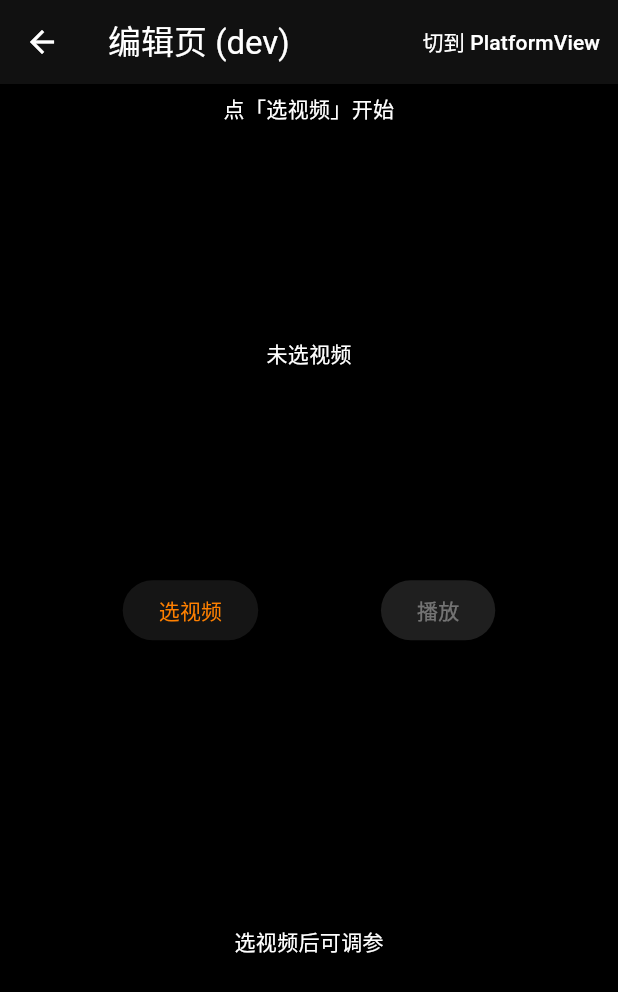
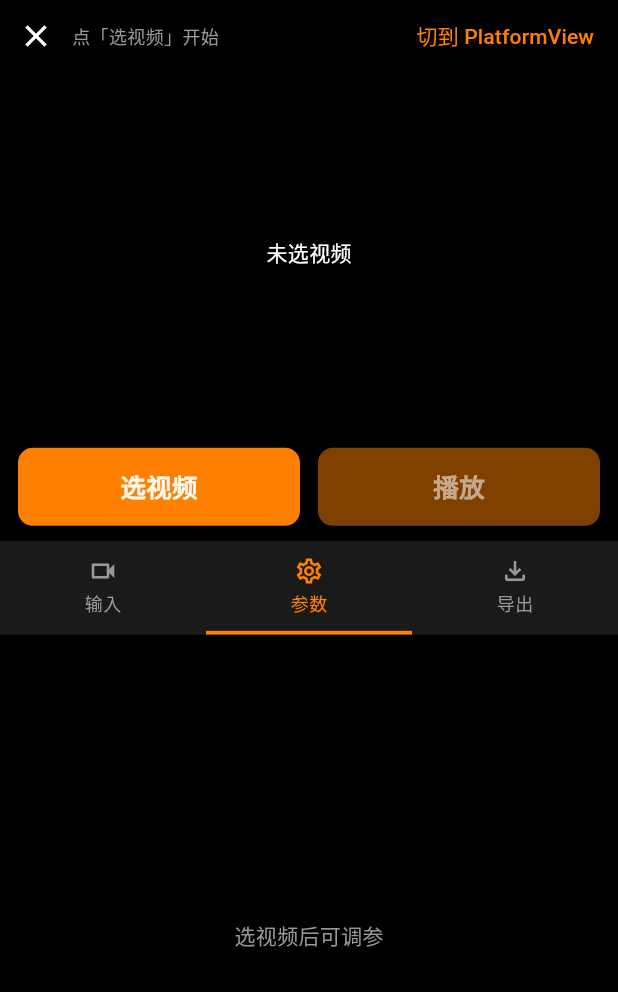
Before and after one commit to guodongmei-rc/Runcam_GF, a Flutter app: the PreviewPage screen opened directly, on a phone screen of 412 x 824 dp. Shown: the top 992 px of the screen. Run offline on Flutter 3.47's test engine with Material 3 defaults, Android fonts, the phone set to English and light mode, and no system bars.

Commit message:
feat(edit): native page chrome (X close + big orange buttons + 输入/参数/导出 tabs)
对齐原生 gyroflow 编辑页布局:去 Material AppBar,改全屏深色 + 关闭按钮,
两个大号橙按钮,底部 输入/参数/导出 Tab(橙下划线)。参数 Tab = Stabilize 面板,
输入/导出为后续切片占位。

Co-Authored-By: Claude Opus 4.8 (1M context) <noreply@anthropic.com>

```diff
--- a/example/lib/edit/gyro_widgets.dart
+++ b/example/lib/edit/gyro_widgets.dart
@@ -146,6 +146,89 @@ class GyroDropdown extends StatelessWidget {
   }
 }
 
+/// 原生同款大号橙色按钮(暂停 / 开启防抖 那种,全宽、半透明白字)。
+class GyroBigButton extends StatelessWidget {
+  const GyroBigButton(
+      {super.key, required this.label, required this.onPressed});
+  final String label;
+  final VoidCallback? onPressed;
+
+  @override
+  Widget build(BuildContext context) {
+    final enabled = onPressed != null;
+    return SizedBox(
+      height: 52,
+      child: Material(
+        color: enabled ? GfColors.accent : GfColors.accent.withValues(alpha: 0.5),
+        borderRadius: BorderRadius.circular(10),
+        child: InkWell(
+          borderRadius: BorderRadius.circular(10),
+          onTap: onPressed,
+          child: Center(
+            child: Text(label,
+                style: TextStyle(
+                    color: Colors.white.withValues(alpha: enabled ? 0.95 : 0.55),
+                    fontSize: 17,
+                    fontWeight: FontWeight.w600)),
+          ),
+        ),
+      ),
+    );
+  }
+}
+
+/// 原生同款底部 Tab(输入 / 参数 / 导出),选中=橙色 + 下划线。
+class GyroTabBar extends StatelessWidget {
+  const GyroTabBar(
+      {super.key, required this.index, required this.onChanged, required this.tabs});
+  final int index;
+  final ValueChanged<int> onChanged;
+  final List<({IconData icon, String label})> tabs;
+
+  @override
+  Widget build(BuildContext context) {
+    return Container(
+      color: GfColors.bgTab,
+      child: Row(
+        children: [
+          for (var i = 0; i < tabs.length; i++)
+            Expanded(
+              child: InkWell(
+                onTap: () => onChanged(i),
+                child: Container(
+                  padding: const EdgeInsets.symmetric(vertical: 10),
+                  decoration: BoxDecoration(
+                    border: Border(
+                      bottom: BorderSide(
+                        color: i == index ? GfColors.accent : Colors.transparent,
+                        width: 2.5,
+                      ),
+                    ),
+                  ),
+                  child: Column(
+                    mainAxisSize: MainAxisSize.min,
+                    children: [
+                      Icon(tabs[i].icon,
+                          size: 20,
+                          color: i == index ? GfColors.accent : GfColors.textSecondary),
+                      const SizedBox(height: 3),
+                      Text(tabs[i].label,
+                          style: TextStyle(
+                              fontSize: 12,
+                              color: i == index
+                                  ? GfColors.accent
+                                  : GfColors.textSecondary)),
+                    ],
+                  ),
+                ),
+              ),
+            ),
+        ],
+      ),
+    );
+  }
+}
+
 /// 高级选项展开行(灰字 + 展开箭头)。
 class GyroAdvToggle extends StatelessWidget {
   const GyroAdvToggle(
--- a/example/lib/preview_page.dart
+++ b/example/lib/preview_page.dart
@@ -1,11 +1,13 @@
 import 'package:flutter/material.dart';
 import 'edit/edit_controller.dart';
+import 'edit/gyro_widgets.dart';
 import 'edit/gyroflow_theme.dart';
 import 'edit/preview_backend.dart';
 import 'edit/preview_view.dart';
 import 'edit/panels/stabilize_panel.dart';
 
-/// 阶段3 切片1:Flutter 编辑页(上预览 + 下 Stabilize 面板,预览后端可一键切)。
+/// 阶段3 切片1:Flutter 编辑页(布局/样式对齐原生 gyroflow:全屏深色 + 大橙按钮 + 底部 Tab)。
+/// 本切片只实现「参数」Tab 的 Stabilize 面板;输入/导出为后续切片占位。
 class PreviewPage extends StatefulWidget {
   const PreviewPage({super.key});
   @override
@@ -15,6 +17,7 @@ class PreviewPage extends StatefulWidget {
 class _PreviewPageState extends State<PreviewPage>
     with SingleTickerProviderStateMixin {
   final EditController _c = EditController();
+  int _tab = 1; // 0=输入 1=参数 2=导出;本切片默认「参数」展示 Stabilize
   late final AnimationController _ticker = AnimationController(
     vsync: this,
     duration: const Duration(seconds: 1),
@@ -23,8 +26,7 @@ class _PreviewPageState extends State<PreviewPage>
   @override
   void initState() {
     super.initState();
-    // Texture 后端需持续帧驱动 Flutter 合成到 60Hz(textureFrameAvailable 单独不足)。
-    _ticker.repeat();
+    _ticker.repeat(); // Texture 后端需持续帧驱动 Flutter 合成到 60Hz
     _c.addListener(_onChange);
   }
 
@@ -40,58 +42,97 @@ class _PreviewPageState extends State<PreviewPage>
 
   @override
   Widget build(BuildContext context) {
-    return Theme(
-      data: gyroflowTheme(),
-      child: Builder(builder: _buildScaffold),
-    );
+    return Theme(data: gyroflowTheme(), child: Builder(builder: _buildBody));
   }
 
-  Widget _buildScaffold(BuildContext context) {
+  Widget _buildBody(BuildContext context) {
     return Scaffold(
       backgroundColor: GfColors.bg,
-      appBar: AppBar(
-        title: const Text('编辑页 (dev)'),
-        actions: [
+      body: SafeArea(
+        child: Column(
+          children: [
+            // 顶栏:关闭 + 后端状态 + 一键切后端(dev)。
+            Row(
+              children: [
+                IconButton(
+                  icon: const Icon(Icons.close, color: GfColors.text),
+                  onPressed: () => Navigator.of(context).maybePop(),
+                ),
+                Expanded(
+                  child: Text(_c.status,
+                      style: const TextStyle(
+                          color: GfColors.textSecondary, fontSize: 12)),
+                ),
                 TextButton(
                   onPressed: _c.uri == null || _c.busy ? null : _c.switchBackend,
                   child: Text('切到 ${_c.backend.other.label}',
-                style: const TextStyle(color: Colors.white)),
+                      style: const TextStyle(color: GfColors.accent)),
                 ),
+                const SizedBox(width: 4),
               ],
             ),
-      body: Column(
-        children: [
-          Padding(
-            padding: const EdgeInsets.all(6),
-            child: Text(_c.status, textAlign: TextAlign.center),
-          ),
-          // 预览区:用 AnimatedBuilder(_ticker) 包一层,Texture 后端才会被持续重绘到 60Hz。
+            // 预览区。
             Expanded(
               flex: 3,
+              child: Container(
+                color: GfColors.bg,
+                width: double.infinity,
                 child: AnimatedBuilder(
                   animation: _ticker,
                   builder: (_, _) => PreviewView(controller: _c),
                 ),
               ),
-          Row(
-            mainAxisAlignment: MainAxisAlignment.spaceEvenly,
+            ),
+            // 大号橙色按钮行(对齐原生 暂停/开启防抖)。
+            Padding(
+              padding: const EdgeInsets.fromLTRB(12, 10, 12, 10),
+              child: Row(
                 children: [
-              ElevatedButton(onPressed: _c.openAndStart, child: const Text('选视频')),
-              ElevatedButton(
+                  Expanded(
+                      child: GyroBigButton(
+                          label: '选视频', onPressed: _c.busy ? null : _c.openAndStart)),
+                  const SizedBox(width: 12),
+                  Expanded(
+                    child: GyroBigButton(
+                      label: _c.playing ? '暂停' : '播放',
                       onPressed: _c.uri == null ? null : _c.togglePlay,
-                child: Text(_c.playing ? '暂停' : '播放'),
+                    ),
                   ),
                 ],
               ),
-          // 参数区:Stabilize 面板。
-          Expanded(
-            flex: 4,
-            child: _c.uri == null
-                ? const Center(child: Text('选视频后可调参'))
-                : StabilizePanel(model: _c.params),
             ),
+            // 底部 Tab(输入/参数/导出)。
+            GyroTabBar(
+              index: _tab,
+              onChanged: (i) => setState(() => _tab = i),
+              tabs: const [
+                (icon: Icons.videocam_outlined, label: '输入'),
+                (icon: Icons.settings_outlined, label: '参数'),
+                (icon: Icons.file_download_outlined, label: '导出'),
               ],
+            ),
+            // Tab 内容。
+            Expanded(flex: 5, child: _tabContent()),
+          ],
+        ),
       ),
     );
   }
+
+  Widget _tabContent() {
+    if (_tab == 1) {
+      return _c.uri == null
+          ? const Center(
+              child: Text('选视频后可调参',
+                  style: TextStyle(color: GfColors.textSecondary)))
+          : StabilizePanel(model: _c.params);
     }
+    final name = _tab == 0 ? '输入' : '导出';
+    return Container(
+      color: GfColors.bgPanel,
+      alignment: Alignment.center,
+      child: Text('「$name」面板:后续切片',
+          style: const TextStyle(color: GfColors.textSecondary)),
+    );
+  }
+}
```
Lines whose indentation alone changed are shown as unchanged.
